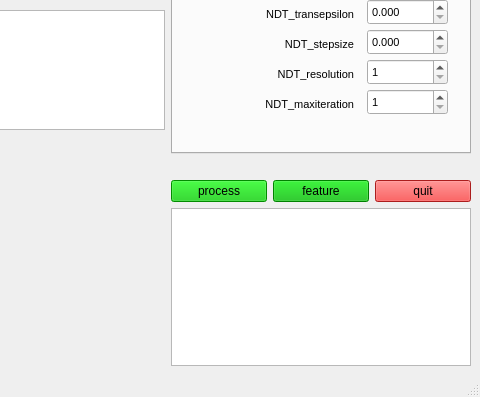
Before: the Qt Designer form src/qt_ros_pcl/gui/mainwindow.ui in wangzivector/Object_Recognition_and_Alignment-ROS-RCNN-PCL-Qt-GUI, drawn with Qt 5; both pictures show x 495 to 975 and y 274 to 671 of the 975 by 671 pixel window.
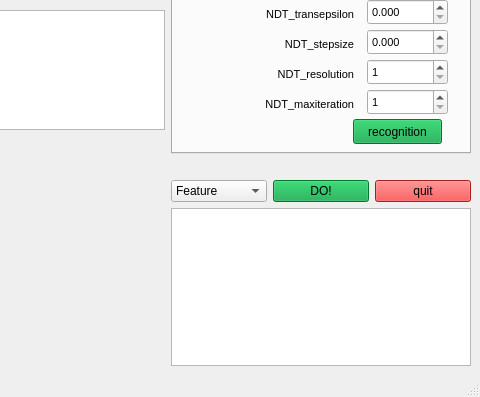
After: the same form once the commit is applied. The open tabs and pages were chosen to show the change. Icons and pictures are not drawn.

Commit message: add fpfh descriptor and visualize features

```diff
--- a/src/qt_ros_pcl/gui/mainwindow.ui
+++ b/src/qt_ros_pcl/gui/mainwindow.ui
@@ -1090,6 +1090,22 @@
            <double>0.010000000000000</double>
           </property>
          </widget>
+         <widget class="QPushButton" name="pushButton_pr">
+          <property name="geometry">
+           <rect>
+            <x>10</x>
+            <y>160</y>
+            <width>80</width>
+            <height>25</height>
+           </rect>
+          </property>
+          <property name="styleSheet">
+           <string notr="true">background-color: rgb(3, 196, 0);</string>
+          </property>
+          <property name="text">
+           <string>process</string>
+          </property>
+         </widget>
         </widget>
         <widget class="QWidget" name="tab_3">
          <attribute name="title">
@@ -1299,6 +1315,22 @@
            <set>Qt::AlignRight|Qt::AlignTrailing|Qt::AlignVCenter</set>
           </property>
          </widget>
+         <widget class="QPushButton" name="pushButton_fe">
+          <property name="geometry">
+           <rect>
+            <x>120</x>
+            <y>250</y>
+            <width>146</width>
+            <height>25</height>
+           </rect>
+          </property>
+          <property name="styleSheet">
+           <string notr="true">background-color: rgb(0, 180, 0);</string>
+          </property>
+          <property name="text">
+           <string>feature</string>
+          </property>
+         </widget>
         </widget>
         <widget class="QWidget" name="tab_4">
          <attribute name="title">
@@ -1654,6 +1686,22 @@
            <set>Qt::AlignRight|Qt::AlignTrailing|Qt::AlignVCenter</set>
           </property>
          </widget>
+         <widget class="QPushButton" name="pushButton_re">
+          <property name="geometry">
+           <rect>
+            <x>180</x>
+            <y>340</y>
+            <width>89</width>
+            <height>25</height>
+           </rect>
+          </property>
+          <property name="styleSheet">
+           <string notr="true">background-color: rgb(7, 162, 67);</string>
+          </property>
+          <property name="text">
+           <string>recognition</string>
+          </property>
+         </widget>
         </widget>
         <widget class="QWidget" name="tab_5">
          <attribute name="title">
@@ -1993,22 +2041,34 @@
       <item>
        <layout class="QHBoxLayout" name="horizontalLayout">
         <item>
-         <widget class="QPushButton" name="pushButton_pr">
-          <property name="styleSheet">
-           <string notr="true">background-color: rgb(3, 196, 0);</string>
+         <widget class="QComboBox" name="comboBox_do">
+          <property name="currentIndex">
+           <number>1</number>
           </property>
-          <property name="text">
-           <string>process</string>
-          </property>
+          <item>
+           <property name="text">
+            <string>Filter</string>
+           </property>
+          </item>
+          <item>
+           <property name="text">
+            <string>Feature</string>
+           </property>
+          </item>
+          <item>
+           <property name="text">
+            <string>Recognition</string>
+           </property>
+          </item>
          </widget>
         </item>
         <item>
-         <widget class="QPushButton" name="pushButton_fe">
+         <widget class="QPushButton" name="pushButton_do">
           <property name="styleSheet">
-           <string notr="true">background-color: rgb(0, 180, 0);</string>
+           <string notr="true">background-color: rgb(7, 162, 67);</string>
           </property>
           <property name="text">
-           <string>feature</string>
+           <string>DO!</string>
           </property>
          </widget>
         </item>
```
Left out of the diff: 17 changed lines with no effect on the pictures. The commit also changes 8 other files.
